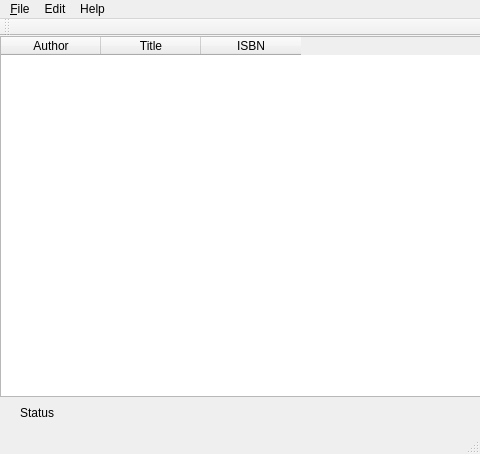
The window that mainwindow.ui (tristamu/Library) describes before a commit, drawn with Qt 5.
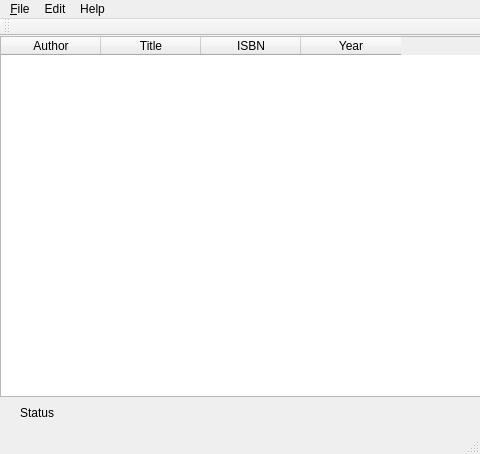
The same window after the commit.

Diff of the .ui file:
```diff
--- a/mainwindow.ui
+++ b/mainwindow.ui
@@ -41,6 +41,11 @@
       <string>ISBN</string>
      </property>
     </column>
+    <column>
+     <property name="text">
+      <string>Year</string>
+     </property>
+    </column>
    </widget>
    <widget class="QLabel" name="label">
     <property name="geometry">
```
